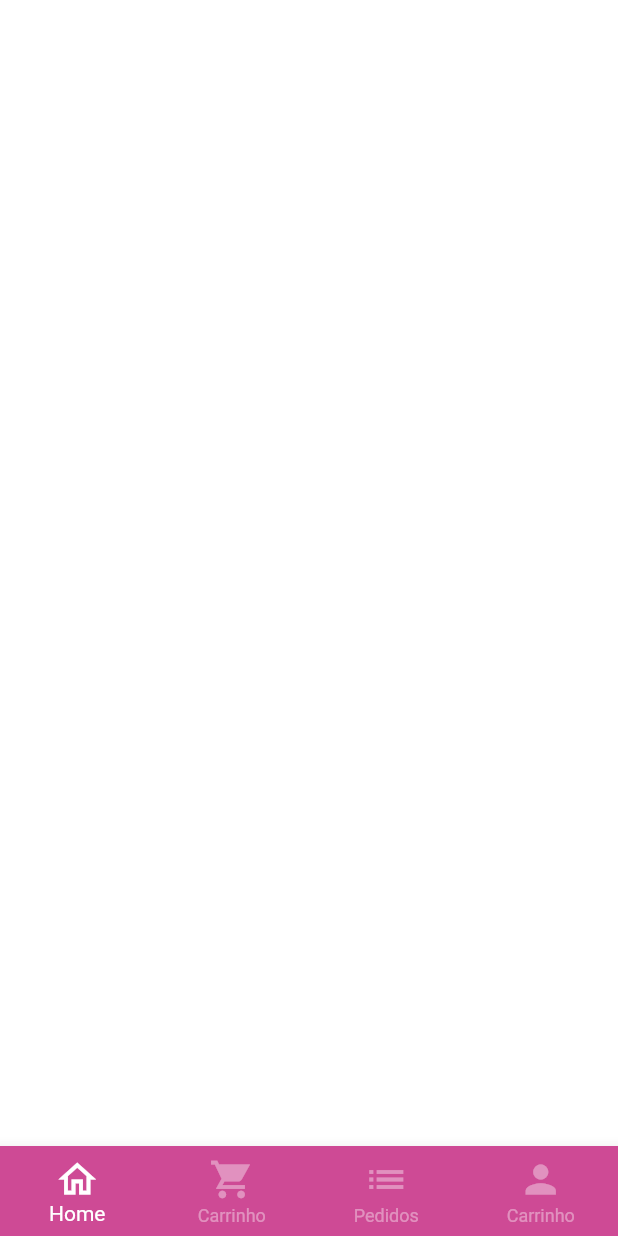
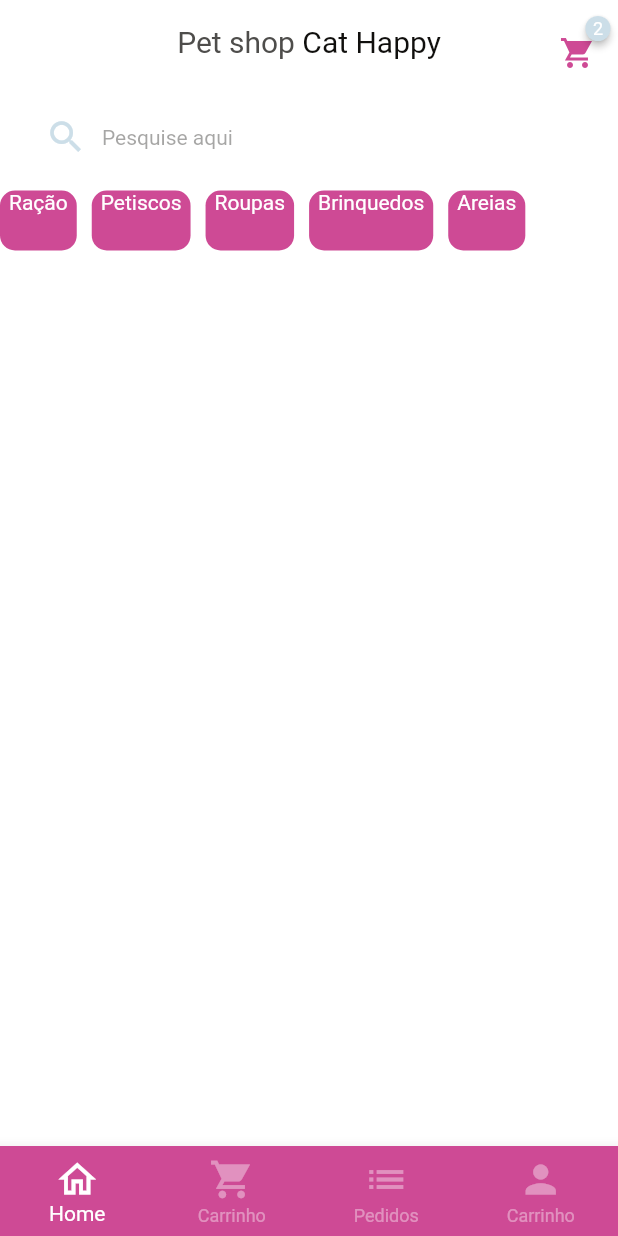
Before and after one commit to luanwertys/flutter_app_feira_tcc, a Flutter app: the screen it shows after launch, after a tap on "Entrar", on a phone screen of 412 x 824 dp. Run offline on Flutter 3.47's test engine with Material 2 defaults, Android fonts, the phone set to English and light mode, and no system bars; drawn by our look-alikes of badges; our stand-ins replace animated_text_kit, mask_text_input_formatter; Roboto replaces fonts that are missing (Muslish).

Commit message:
commit de atividades de tela home

```diff
--- a/lib/main.dart
+++ b/lib/main.dart
@@ -1,5 +1,6 @@
 import 'package:flutter/material.dart';
 import 'package:flutter_app_cat_happy/src/auth/sign_in_screen.dart';
+import 'package:flutter_app_cat_happy/src/config/custom_colors.dart';
 
 void main() {
   runApp(const MyApp());
@@ -14,11 +15,12 @@ class MyApp extends StatelessWidget {
     return MaterialApp(
       theme: ThemeData(
         primarySwatch: Colors.grey,
+        scaffoldBackgroundColor: Colors.white.withAlpha(190),
         elevatedButtonTheme: ElevatedButtonThemeData(
           style: TextButton.styleFrom(
-            backgroundColor: const Color(0xffCE4A95)
-          )
-        )
+            backgroundColor: CustomColors.customContrastColor3,
+          ),
+        ),
       ),
       debugShowCheckedModeBanner: false,
       home: const SignInScreen(),
--- /dev/null
+++ b/lib/src/auth/components/custom_text_rich.dart
@@ -0,0 +1,38 @@
+import 'package:flutter/material.dart';
+import 'package:flutter_app_cat_happy/src/config/custom_colors.dart';
+
+class CustomTextRich extends StatelessWidget {
+  final double fontsize;
+  const CustomTextRich({
+    required this.fontsize,
+    Key? key,
+  }) : super(key: key);
+
+  @override
+  Widget build(BuildContext context) {
+    return Text.rich(
+      TextSpan(
+        style: TextStyle(
+          fontSize: fontsize,
+        ),
+        children: [
+          TextSpan(
+            text: 'Pet shop',
+            style: TextStyle(
+              fontFamily: 'Muslish',
+              color: CustomColors.customContrastColor,
+              fontWeight: FontWeight.normal,
+            ),
+          ),
+          TextSpan(
+            text: ' Cat Happy',
+            style: TextStyle(
+                fontFamily: 'Muslish',
+                color: CustomColors.customContrastColor2,
+                fontWeight: FontWeight.normal),
+          )
+        ],
+      ),
+    );
+  }
+}
--- a/lib/src/auth/sign_in_screen.dart
+++ b/lib/src/auth/sign_in_screen.dart
@@ -1,6 +1,7 @@
 import 'package:animated_text_kit/animated_text_kit.dart';
 import 'package:flutter/material.dart';
 import 'package:flutter_app_cat_happy/src/auth/components/custom_text_field.dart';
+import 'package:flutter_app_cat_happy/src/auth/components/custom_text_rich.dart';
 import 'package:flutter_app_cat_happy/src/auth/sing_up_screen.dart';
 import 'package:flutter_app_cat_happy/src/base/base_screen.dart';
 import 'package:flutter_app_cat_happy/src/config/custom_colors.dart';
@@ -10,10 +11,6 @@ class SignInScreen extends StatelessWidget {
 
   @override
   Widget build(BuildContext context) {
-    const color2 = Color(
-      0xffFFFFFF,
-    );
-
     final size = MediaQuery.of(context).size;
 
     return Scaffold(
@@ -30,39 +27,18 @@ class SignInScreen extends StatelessWidget {
                   children: [
                     //Nome da aplicação
                     const FittedBox(
-                      child: Text.rich(
-                        TextSpan(
-                          style: TextStyle(
-                            fontSize: 25,
-                          ),
-                          children: [
-                            TextSpan(
-                              text: 'Pet shop',
-                              style: TextStyle(
-                                  fontFamily: 'Muslish',
-                                  color: Color(0xff4E4D4B),
-                                  fontWeight: FontWeight.normal),
-                            ),
-                            TextSpan(
-                              text: ' Cat Happy',
-                              style: TextStyle(
-                                  fontFamily: 'Muslish',
-                                  color: Color(0xff100F0D),
-                                  fontWeight: FontWeight.normal),
-                            )
-                          ],
-                        ),
+                      child: CustomTextRich(
+                        fontsize: 30,
                       ),
                     ),
-
                     //Categorias
                     SizedBox(
                       height: 18,
                       child: DefaultTextStyle(
-                        style: const TextStyle(
+                        style: TextStyle(
                             fontSize: 16,
                             fontFamily: 'Mulish',
-                            color: Color(0xff4E4D4B)),
+                            color: CustomColors.customContrastColor),
                         child: AnimatedTextKit(
                           pause: Duration.zero,
                           repeatForever: true,
@@ -88,9 +64,9 @@ class SignInScreen extends StatelessWidget {
                   horizontal: 32,
                   vertical: 40,
                 ),
-                decoration: const BoxDecoration(
-                  color: color2,
-                  borderRadius: BorderRadius.vertical(
+                decoration: BoxDecoration(
+                  color: CustomColors.customContrastColor4,
+                  borderRadius: const BorderRadius.vertical(
                     top: Radius.circular(50),
                   ),
                 ),
@@ -126,9 +102,10 @@ class SignInScreen extends StatelessWidget {
                       height: 50,
                       child: ElevatedButton(
                         style: ElevatedButton.styleFrom(
-                            shape: RoundedRectangleBorder(
-                          borderRadius: BorderRadius.circular(18),
-                        )),
+                          shape: RoundedRectangleBorder(
+                            borderRadius: BorderRadius.circular(18),
+                          ),
+                        ),
                         onPressed: () {
                           Navigator.of(context).pushReplacement(
                             MaterialPageRoute(
@@ -138,11 +115,11 @@ class SignInScreen extends StatelessWidget {
                             ),
                           );
                         },
-                        child: const Text(
+                        child: Text(
                           'Entrar',
                           style: TextStyle(
                             fontSize: 18,
-                            color: color2,
+                            color: CustomColors.customContrastColor4,
                             fontFamily: 'Mulish',
                             fontWeight: FontWeight.w600,
                           ),
--- a/lib/src/base/base_screen.dart
+++ b/lib/src/base/base_screen.dart
@@ -1,5 +1,6 @@
 import 'package:flutter/material.dart';
 import 'package:flutter_app_cat_happy/src/config/custom_colors.dart';
+import 'package:flutter_app_cat_happy/src/home/home_tab.dart';
 
 class BaseScreen extends StatefulWidget {
   const BaseScreen({Key? key}) : super(key: key);
@@ -15,11 +16,10 @@ class _BaseScreenState extends State<BaseScreen> {
   Widget build(BuildContext context) {
     return Scaffold(
       body: PageView(
+        physics: const NeverScrollableScrollPhysics(),
         controller: pageController,
         children: [
-          Container(
-            color: Colors.white,
-          ),
+          HomeTab(),
           Container(
             color: Colors.red,
           ),
--- a/lib/src/config/custom_colors.dart
+++ b/lib/src/config/custom_colors.dart
@@ -15,8 +15,9 @@ Map<int, Color> _swatchOpacity = {
 
 abstract class CustomColors {
   static Color customContrastColor = const Color(0xff4E4D4B);
-  static Color customContrastColor2 = const Color(0xff4E4D4B);
+  static Color customContrastColor2 = const Color(0xff100F0D);
   static Color customContrastColor3 = const Color(0xffCE4A95);
+  static Color customContrastColor4 = const Color(0xffFFFFFF);
 
   static MaterialColor customSwatchColor =
       MaterialColor(0xffCCDEE8, _swatchOpacity);
--- /dev/null
+++ b/lib/src/home/components/category_tile.dart
@@ -0,0 +1,31 @@
+import 'package:flutter/material.dart';
+import 'package:flutter_app_cat_happy/src/config/custom_colors.dart';
+
+class CategoryTile extends StatelessWidget {
+  const CategoryTile({
+    Key? key,
+    required this.category,
+    required this.isSelected,
+  }) : super(key: key);
+
+  final String category;
+  final bool isSelected;
+  @override
+  Widget build(BuildContext context) {
+    return Container(
+      padding: const EdgeInsets.symmetric(
+        horizontal: 6,
+      ),
+      decoration: BoxDecoration(
+        borderRadius: BorderRadius.circular(10),
+        color: CustomColors.customContrastColor3,
+      ),
+      child: Text(
+        category,
+        style: TextStyle(
+          color: CustomColors.customContrastColor4,
+        ),
+      ),
+    );
+  }
+}
--- /dev/null
+++ b/lib/src/home/home_tab.dart
@@ -0,0 +1,110 @@
+import 'package:badges/badges.dart';
+import 'package:flutter/foundation.dart';
+import 'package:flutter/material.dart';
+import 'package:flutter_app_cat_happy/src/auth/components/custom_text_rich.dart';
+import 'package:flutter_app_cat_happy/src/config/custom_colors.dart';
+import 'package:flutter_app_cat_happy/src/home/components/category_tile.dart';
+
+class HomeTab extends StatelessWidget {
+  HomeTab({Key? key}) : super(key: key);
+
+  List<String> categorias = [
+    'Ração',
+    'Petiscos',
+    'Roupas',
+    'Brinquedos',
+    'Areias'
+  ];
+
+  @override
+  Widget build(BuildContext context) {
+    return Scaffold(
+      // App bar
+      appBar: AppBar(
+        backgroundColor: Colors.transparent,
+        elevation: 0,
+        centerTitle: true,
+        title: const CustomTextRich(
+          fontsize: 20,
+        ),
+        actions: [
+          Padding(
+            padding: const EdgeInsets.only(top: 15, right: 15),
+            child: GestureDetector(
+              onTap: () {},
+              child: Badge(
+                badgeColor: CustomColors.customSwatchColor,
+                badgeContent: const Text(
+                  '2',
+                  style: TextStyle(
+                    color: Colors.white,
+                    fontSize: 12,
+                  ),
+                ),
+                child: Icon(
+                  Icons.shopping_cart_sharp,
+                  color: CustomColors.customContrastColor3,
+                ),
+              ),
+            ),
+          )
+        ],
+      ),
+
+      // input search
+
+      body: Column(
+        children: [
+          Padding(
+            padding: const EdgeInsets.symmetric(
+              horizontal: 20,
+              vertical: 10,
+            ),
+            child: TextFormField(
+              decoration: InputDecoration(
+                filled: true,
+                fillColor: CustomColors.customContrastColor4,
+                isDense: true,
+                hintText: 'Pesquise aqui',
+                hintStyle: TextStyle(
+                  color: CustomColors.customContrastColor.withOpacity(.5),
+                  fontSize: 14,
+                ),
+                prefixIcon: Icon(
+                  Icons.search,
+                  color: CustomColors.customSwatchColor,
+                  size: 28,
+                ),
+                border: OutlineInputBorder(
+                  borderRadius: BorderRadius.circular(60),
+                  borderSide: const BorderSide(
+                    width: 0,
+                    style: BorderStyle.none,
+                  ),
+                ),
+              ),
+            ),
+          ),
+
+          // Categorias
+          SizedBox(
+            height: 40,
+            child: ListView.separated(
+              scrollDirection: Axis.horizontal,
+              itemBuilder: (_, index) {
+                return CategoryTile(
+                  category: categorias[index],
+                  isSelected: false,
+                );
+              },
+              separatorBuilder: (_, index) => const SizedBox(width: 10),
+              itemCount: categorias.length,
+            ),
+          ),
+
+          //List Grid
+        ],
+      ),
+    );
+  }
+}
--- a/pubspec.yaml
+++ b/pubspec.yaml
@@ -37,6 +37,7 @@ dependencies:
   animated_text_kit: ^4.2.2
   google_fonts: ^3.0.1
   mask_text_input_formatter: ^2.4.0
+  badges: ^2.0.3
 
 dev_dependencies:
   flutter_test:
```
Also changed, not shown: pubspec.lock.
